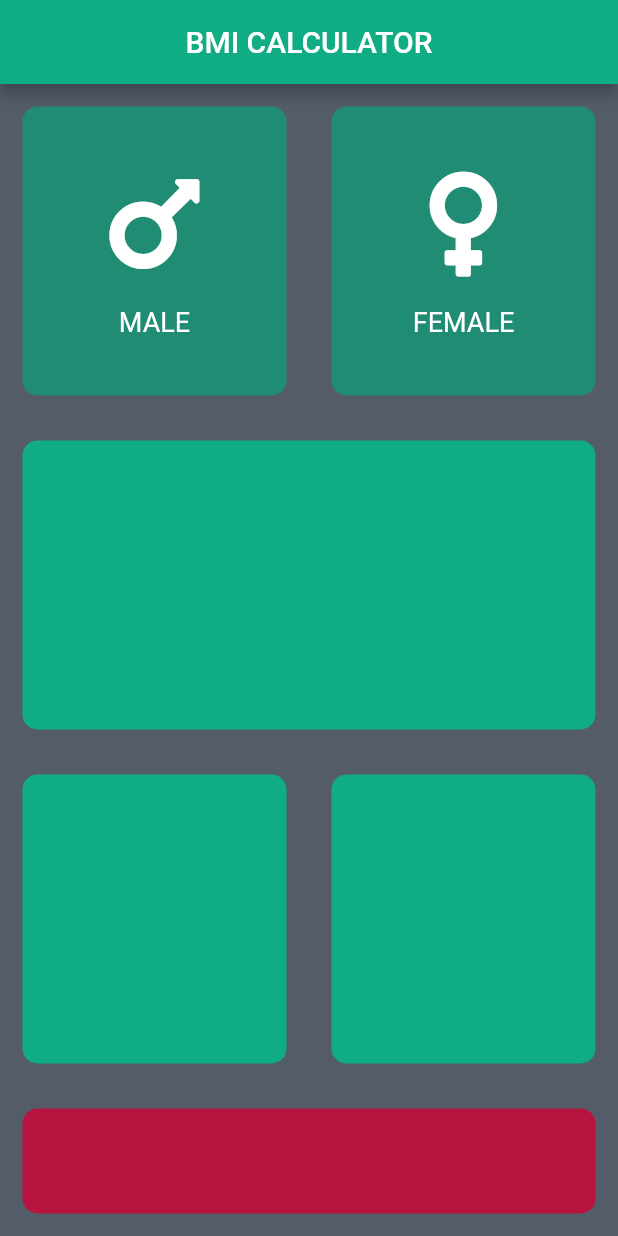
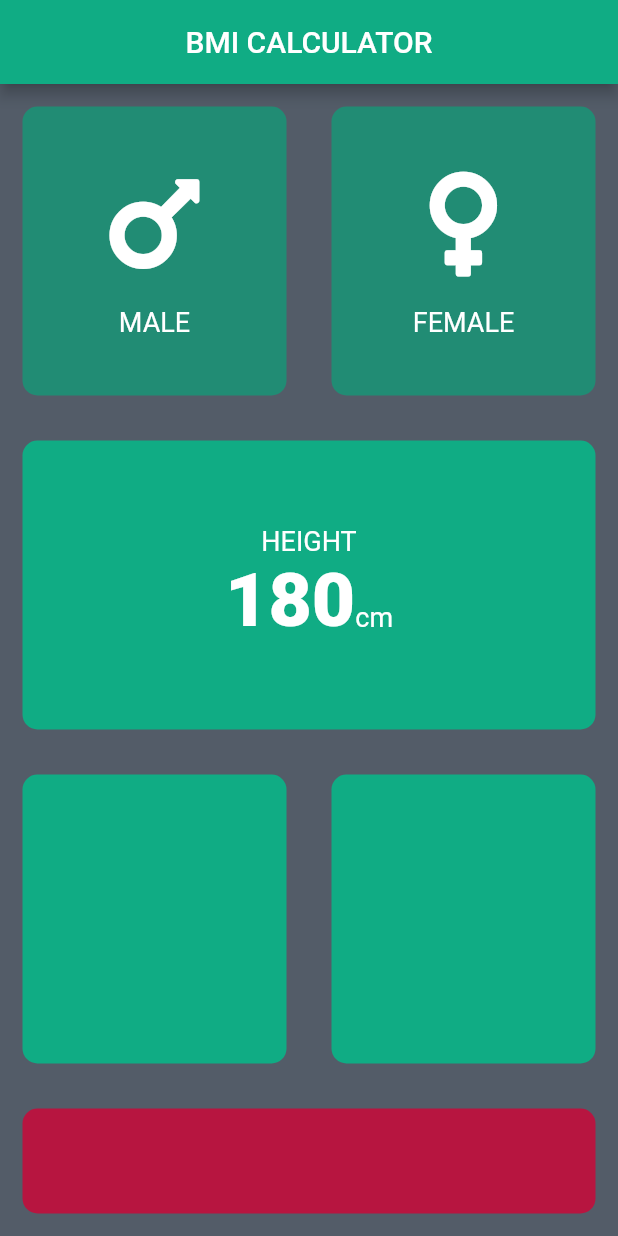
Before and after one commit to RahulMahesh62/BMI-Calculator, a Flutter app: the screen it shows after launch, on a phone screen of 412 x 824 dp. Run offline on Flutter 3.47's test engine with Material 2 defaults, Android fonts, the phone set to English and light mode, and no system bars; our stand-ins replace font_awesome_flutter.

Commit message:
updated constants.dart

```diff
--- /dev/null
+++ b/lib/constants.dart
@@ -0,0 +1,15 @@
+import 'package:flutter/material.dart';
+
+const kactiveContainerClr=Color(0xff10ac84);
+const kinactiveContainerClr=Color(0xff218c74);
+const kbottomContainerClr = Color(0xffb71540);
+
+const klabeltextstyle = TextStyle(
+            fontSize:18.0,
+            color: Color(0xFFFFFFFF),
+);
+
+const kTTextStyle = TextStyle(
+              fontSize: 50.0,
+              fontWeight: FontWeight.w900,
+);
--- a/lib/icon_content.dart
+++ b/lib/icon_content.dart
@@ -1,9 +1,5 @@
 import 'package:flutter/material.dart';
-
-const labeltextstyle = TextStyle(
-            fontSize:18.0,
-            color: Color(0xFFFFFFFF),
-);
+import 'constants.dart';
 
 class IconContent extends StatelessWidget {
   IconContent({this.icon, this.label});
@@ -20,7 +16,7 @@ class IconContent extends StatelessWidget {
           size: 80.0,),
           SizedBox(height: 15.0,),
           Text(label,
-          style: labeltextstyle,
+          style: klabeltextstyle,
           ),
       ],);
   }
--- a/lib/input.dart
+++ b/lib/input.dart
@@ -2,9 +2,7 @@ import 'package:flutter/material.dart';
 import 'package:font_awesome_flutter/font_awesome_flutter.dart';
 import 'icon_content.dart';
 import 'reusable_card.dart';
-const activeContainerClr=Color(0xff10ac84);
-const inactiveContainerClr=Color(0xff218c74);
-const bottomContainerClr = Color(0xffb71540);
+import 'constants.dart';
 
 enum IconGender{male,female,}
 
@@ -15,8 +13,8 @@ class InputPage extends StatefulWidget {
 
 class _InputPageState extends State<InputPage> {
 
-  Color maleCardColor = inactiveContainerClr;
-  Color femaleCardClr = inactiveContainerClr;
+  Color maleCardColor = kinactiveContainerClr;
+  Color femaleCardClr = kinactiveContainerClr;
 
   IconGender selectedGender;
 
@@ -27,6 +25,7 @@ class _InputPageState extends State<InputPage> {
         title: Center(child: Text('BMI CALCULATOR')),
       ),
       body: Column(
+        crossAxisAlignment: CrossAxisAlignment.stretch,
         children: <Widget>[
           Expanded(
             child: Row(
@@ -38,7 +37,7 @@ class _InputPageState extends State<InputPage> {
                             selectedGender = IconGender.male;
                           });
                         },
-                      colour: selectedGender == IconGender.male ? activeContainerClr : inactiveContainerClr,
+                      colour: selectedGender == IconGender.male ? kactiveContainerClr : kinactiveContainerClr,
                       cardChild: IconContent(
                         icon: FontAwesomeIcons.mars,
                         label: 'MALE',),),
@@ -50,7 +49,7 @@ class _InputPageState extends State<InputPage> {
                             selectedGender = IconGender.female;
                           });
                         },
-                      colour: selectedGender == IconGender.female ? activeContainerClr : inactiveContainerClr,
+                      colour: selectedGender == IconGender.female ? kactiveContainerClr : kinactiveContainerClr,
                       cardChild: IconContent(
                         icon: FontAwesomeIcons.venus,
                         label: 'FEMALE',),),
@@ -58,24 +57,44 @@ class _InputPageState extends State<InputPage> {
               ],),),
           Expanded(
             child: InputPageCard(
-              colour: activeContainerClr,),
+              colour: kactiveContainerClr,
+              cardChild: Column(
+                mainAxisAlignment: MainAxisAlignment.center,
+                children: <Widget>[
+                    Text(
+                      'HEIGHT',
+                      style: klabeltextstyle,
+                      ),
+                    Row(
+                      mainAxisAlignment: MainAxisAlignment.center,
+                      crossAxisAlignment: CrossAxisAlignment.baseline,
+                      textBaseline: TextBaseline.alphabetic,
+                      children: <Widget>[
+                      Text(
+                        '180',
+                        style: kTTextStyle,
+                      ),
+                      Text('cm',
+                      style: klabeltextstyle,)
+                    ],),
+                ],)),
           ),
           Expanded(
             child: Row(
               children: <Widget>[
                 Expanded(
                   child: InputPageCard(
-                    colour: activeContainerClr,),
+                    colour: kactiveContainerClr,),
           ),
                 Expanded(
                   child: InputPageCard(
-                    colour: activeContainerClr,),
+                    colour: kactiveContainerClr,),
           ),
               ],),),
               Container(
                 margin: EdgeInsets.all(15.0),
                 decoration: BoxDecoration(
-                  color: bottomContainerClr,
+                  color: kbottomContainerClr,
                   borderRadius:BorderRadius.circular(10.0),),
                 width: double.infinity,
                 height: 70.0,
```
